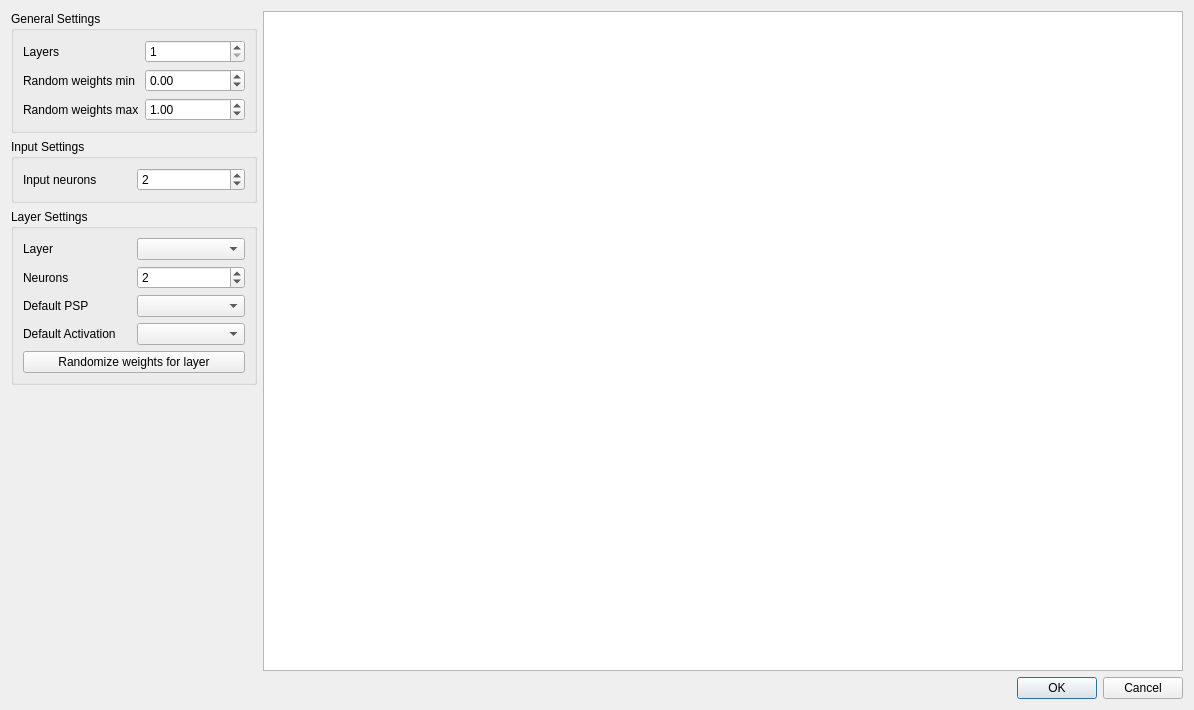
First picture: the form in NeuralNetwork/pl/edu/agh/neural/gui/creator/NetworkCreatorUi.ui, repository Pharisaeus/Neural, before the edit.
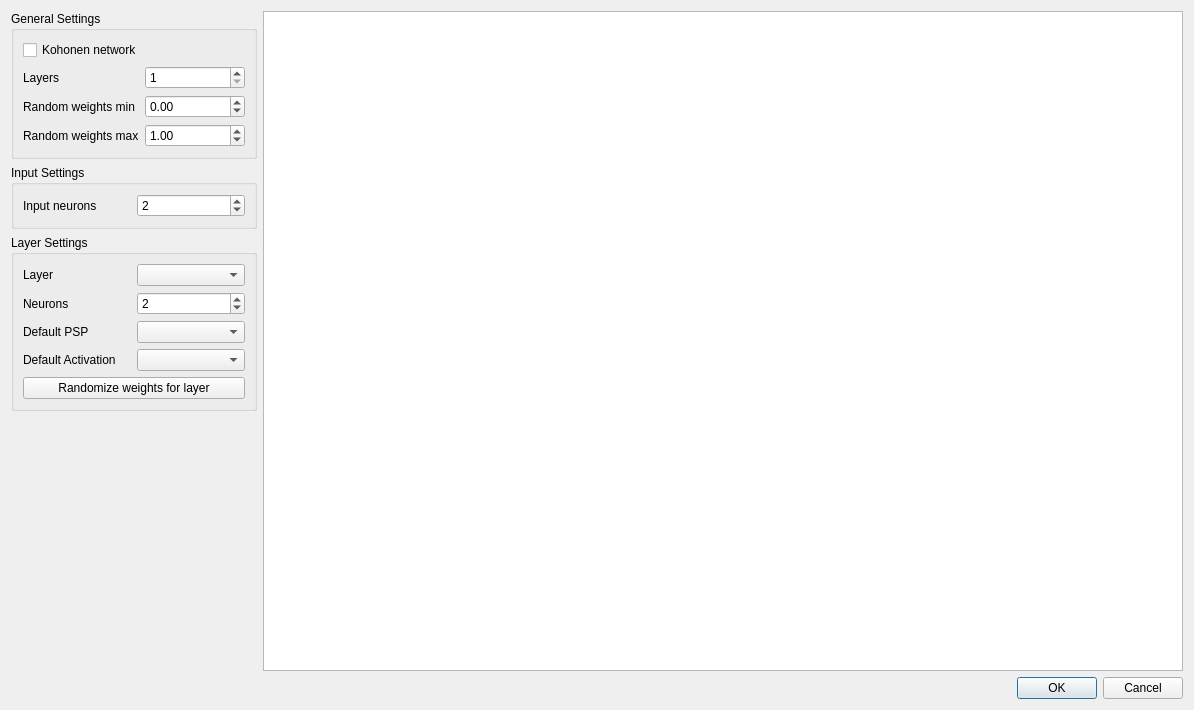
Second picture: the form after the edit.

Commit message: ugly hack for network creator

What changed in the file:
```diff
--- a/NeuralNetwork/pl/edu/agh/neural/gui/creator/NetworkCreatorUi.ui
+++ b/NeuralNetwork/pl/edu/agh/neural/gui/creator/NetworkCreatorUi.ui
@@ -26,14 +26,14 @@
          <layout class="QHBoxLayout" name="horizontalLayout_4">
           <item>
            <layout class="QGridLayout" name="gridLayout_2">
-            <item row="0" column="0">
+            <item row="2" column="0">
              <widget class="QLabel" name="label">
               <property name="text">
                <string>Layers</string>
               </property>
              </widget>
             </item>
-            <item row="0" column="1">
+            <item row="2" column="1">
              <widget class="QSpinBox" name="layersEdit">
               <property name="minimum">
                <number>1</number>
@@ -46,14 +46,14 @@
               </property>
              </widget>
             </item>
-            <item row="1" column="0">
+            <item row="3" column="0">
              <widget class="QLabel" name="label_6">
               <property name="text">
                <string>Random weights min</string>
               </property>
              </widget>
             </item>
-            <item row="1" column="1">
+            <item row="3" column="1">
              <widget class="QDoubleSpinBox" name="minWeights">
               <property name="minimumSize">
                <size>
@@ -69,14 +69,14 @@
               </property>
              </widget>
             </item>
-            <item row="2" column="0">
+            <item row="4" column="0">
              <widget class="QLabel" name="label_7">
               <property name="text">
                <string>Random weights max</string>
               </property>
              </widget>
             </item>
-            <item row="2" column="1">
+            <item row="4" column="1">
              <widget class="QDoubleSpinBox" name="maxWeights">
               <property name="minimumSize">
                <size>
@@ -101,6 +101,13 @@
               </property>
              </widget>
             </item>
+            <item row="1" column="0" colspan="2">
+             <widget class="QCheckBox" name="kohonenNetwork">
+              <property name="text">
+               <string>Kohonen network</string>
+              </property>
+             </widget>
+            </item>
            </layout>
           </item>
          </layout>
```
Left out of the diff: 42 changed lines with no effect on the pictures. The commit also changes 3 other files.
